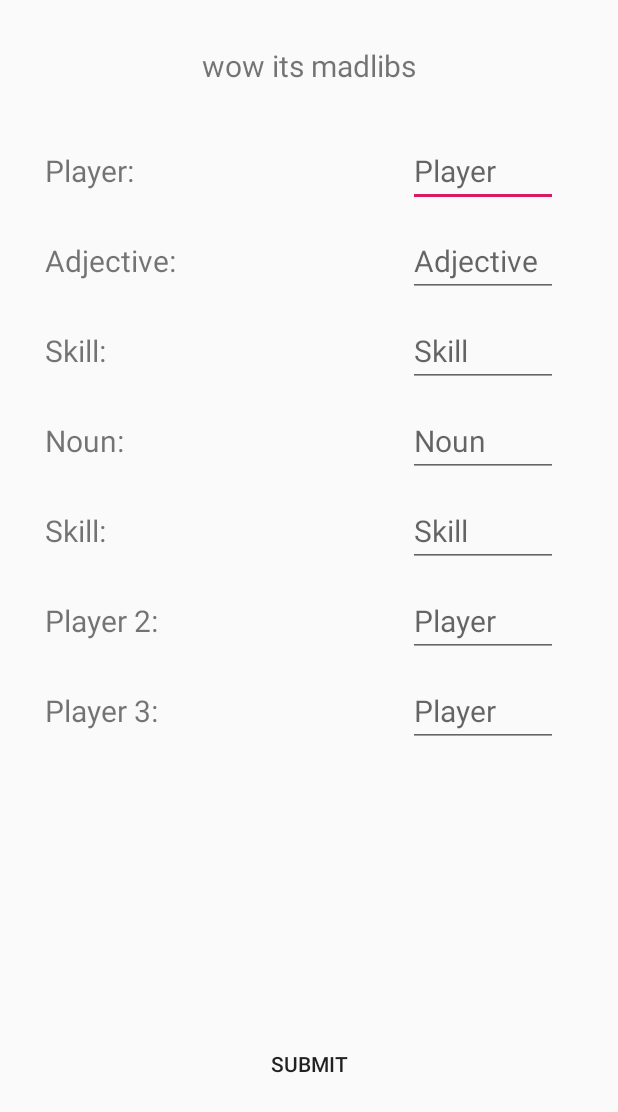
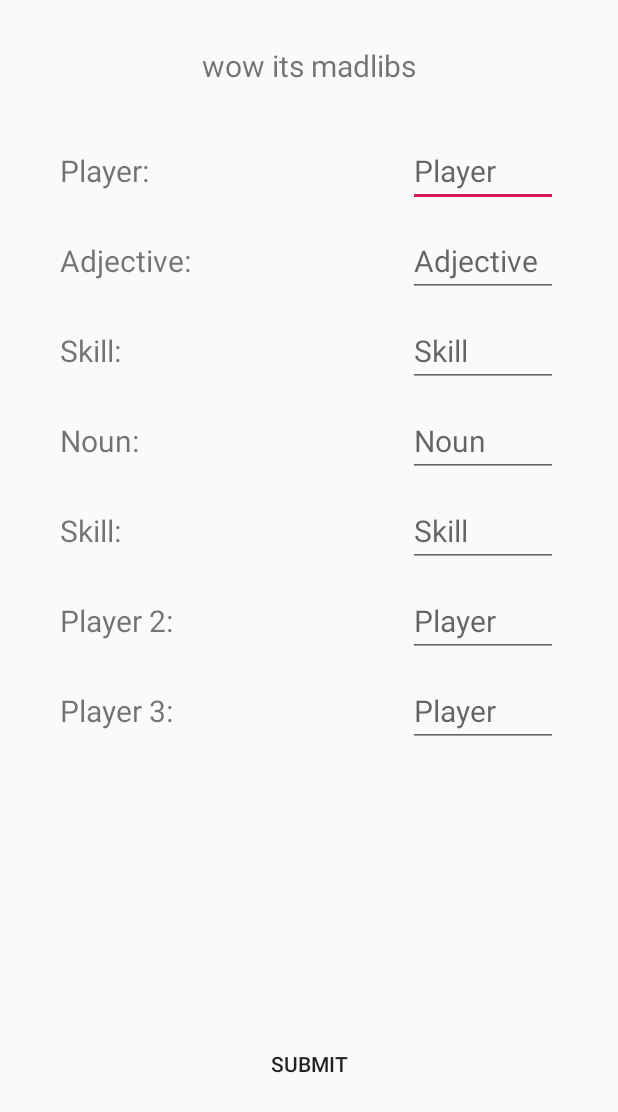
Before and after one commit to kyeoul/MadLibsClass, an Android app: the screen it shows after launch (MainActivity), on a phone screen of 412 x 824 dp. Shown: the top 1112 px of the screen. Run offline under Robolectric (Android 15) with nearby library versions, the phone set to English and light mode, and no system bars.

Commit message:
much progress such wow code actually does something layout looks marginally better yay

```diff
--- a/app/src/main/res/layout/activity_main.xml
+++ b/app/src/main/res/layout/activity_main.xml
@@ -23,7 +23,7 @@
         android:layout_alignParentTop="true"
         android:text="Player:"
         android:layout_marginTop="100dp"
-        android:layout_marginStart="30dp"/>
+        android:layout_marginStart="@dimen/margin"/>
 
     <TextView
         android:id="@+id/adjectiveText"
@@ -34,7 +34,7 @@
         android:layout_alignTop="@id/playerText"
         android:text="Adjective:"
         android:layout_marginTop="60dp"
-        android:layout_marginStart="30dp"/>
+        android:layout_marginStart="@dimen/margin"/>
 
     <TextView
         android:id="@+id/skillText"
@@ -45,7 +45,7 @@
         android:layout_alignTop="@id/adjectiveText"
         android:text="Skill:"
         android:layout_marginTop="60dp"
-        android:layout_marginStart="30dp"/>
+        android:layout_marginStart="@dimen/margin"/>
 
     <TextView
         android:id="@+id/nounText"
@@ -56,7 +56,7 @@
         android:layout_alignTop="@id/skillText"
         android:text="Noun:"
         android:layout_marginTop="60dp"
-        android:layout_marginStart="30dp"/>
+        android:layout_marginStart="@dimen/margin"/>
 
     <TextView
         android:id="@+id/skillText2"
@@ -67,7 +67,7 @@
         android:layout_alignTop="@id/nounText"
         android:text="Skill:"
         android:layout_marginTop="60dp"
-        android:layout_marginStart="30dp"/>
+        android:layout_marginStart="@dimen/margin"/>
 
     <TextView
         android:id="@+id/playerText2"
@@ -78,7 +78,7 @@
         android:layout_alignTop="@id/skillText2"
         android:text="Player 2:"
         android:layout_marginTop="60dp"
-        android:layout_marginStart="30dp"/>
+        android:layout_marginStart="@dimen/margin"/>
 
     <TextView
         android:id="@+id/playerText3"
@@ -89,7 +89,7 @@
         android:layout_alignTop="@id/playerText2"
         android:text="Player 3:"
         android:layout_marginTop="60dp"
-        android:layout_marginStart="30dp"/>
+        android:layout_marginStart="@dimen/margin"/>
 
     <Button
         android:layout_width="200dp"
@@ -98,11 +98,12 @@
         android:layout_alignParentBottom="true"
         android:layout_marginBottom="90dp"
         android:text="Submit"
-        android:background="@android:color/transparent"/>
+        android:background="@android:color/transparent"
+        android:onClick="sendText"/>
 
     <EditText
         android:id="@+id/playerEditText"
-        android:layout_width="100dp"
+        android:layout_width="@dimen/editTextWidth"
         android:layout_height="wrap_content"
         android:layout_marginTop="90dp"
         android:layout_alignParentEnd="true"
@@ -111,8 +112,9 @@
         android:hint="Player"/>
 
     <EditText
+        android:theme="@style/AppTheme2"
         android:id="@+id/adjEditText"
-        android:layout_width="100dp"
+        android:layout_width="@dimen/editTextWidth"
         android:layout_height="wrap_content"
         android:layout_marginTop="60dp"
         android:layout_alignTop="@+id/playerEditText"
@@ -122,8 +124,9 @@
         android:hint="Adjective"/>
 
     <EditText
+        android:theme="@style/AppTheme2"
         android:id="@+id/skillEditText"
-        android:layout_width="100dp"
+        android:layout_width="@dimen/editTextWidth"
         android:layout_height="wrap_content"
         android:layout_marginTop="60dp"
         android:layout_alignTop="@+id/adjEditText"
@@ -133,8 +136,9 @@
         android:hint="Skill"/>
 
     <EditText
+        android:theme="@style/AppTheme2"
         android:id="@+id/nounEditText"
-        android:layout_width="100dp"
+        android:layout_width="@dimen/editTextWidth"
         android:layout_height="wrap_content"
         android:layout_marginTop="60dp"
         android:layout_alignTop="@+id/skillEditText"
@@ -144,8 +148,9 @@
         android:hint="Noun"/>
 
     <EditText
+        android:theme="@style/AppTheme2"
         android:id="@+id/skillEditText2"
-        android:layout_width="100dp"
+        android:layout_width="@dimen/editTextWidth"
         android:layout_height="wrap_content"
         android:layout_marginTop="60dp"
         android:layout_alignTop="@+id/nounEditText"
@@ -155,8 +160,9 @@
         android:hint="Skill"/>
 
     <EditText
+        android:theme="@style/AppTheme2"
         android:id="@+id/playerEditText2"
-        android:layout_width="100dp"
+        android:layout_width="@dimen/editTextWidth"
         android:layout_height="wrap_content"
         android:layout_marginTop="60dp"
         android:layout_alignTop="@+id/skillEditText2"
@@ -166,8 +172,9 @@
         android:hint="Player"/>
 
     <EditText
+        android:theme="@style/AppTheme2"
         android:id="@+id/playerEditText3"
-        android:layout_width="100dp"
+        android:layout_width="@dimen/editTextWidth"
         android:layout_height="wrap_content"
         android:layout_alignTop="@+id/playerEditText2"
         android:layout_marginTop="60dp"
--- /dev/null
+++ b/app/src/main/res/values/dimens.xml
@@ -0,0 +1,10 @@
+<?xml version="1.0" encoding="utf-8"?>
+<resources>
+    <dimen name="editTextWidth">
+        100dp
+    </dimen>
+
+    <dimen name="margin">
+        40dp
+    </dimen>
+</resources>
--- a/app/src/main/res/values/styles.xml
+++ b/app/src/main/res/values/styles.xml
@@ -8,4 +8,10 @@
         <item name="colorAccent">@color/colorAccent</item>
     </style>
 
+    <style name="AppTheme2" parent="Theme.AppCompat.Light.NoActionBar">
+
+        <item name="colorAccent">#038DFF</item>
+
+    </style>
+
 </resources>
```
Also changed, not shown: app/src/main/java/com/example/madlibsclass/MadLibsActivity.java (+10 -0 lines), app/src/main/java/com/example/madlibsclass/MainActivity.java (+30 -0 lines), app/src/main/res/layout/activity_mad_libs.xml (+10 -0 lines).
